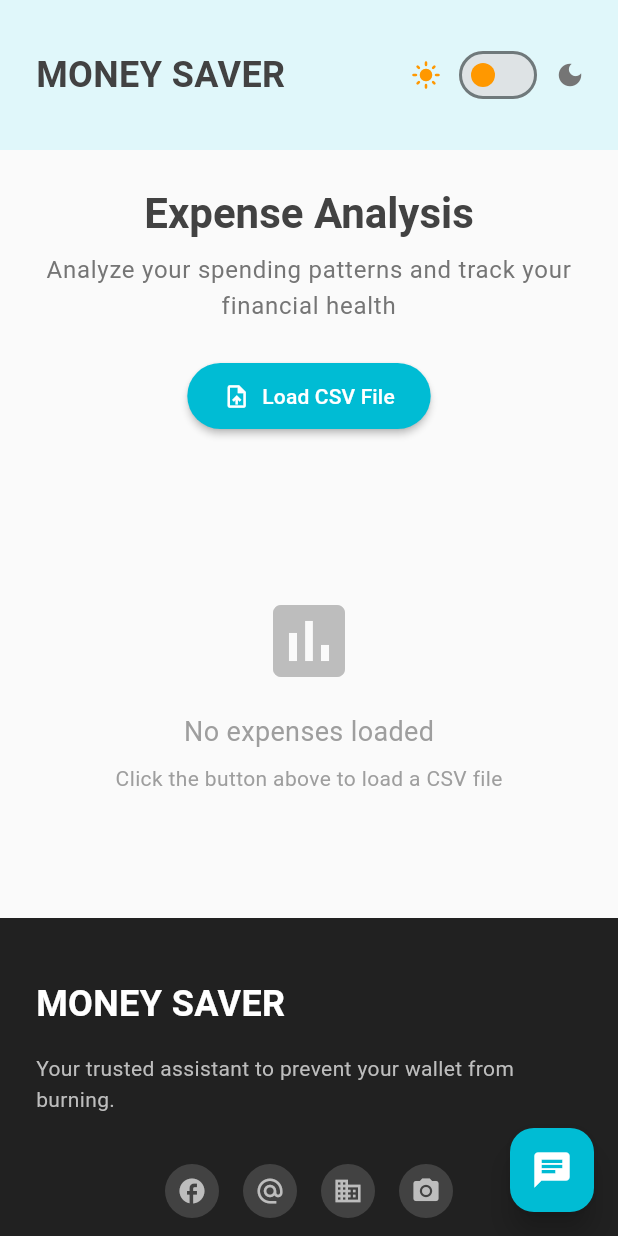
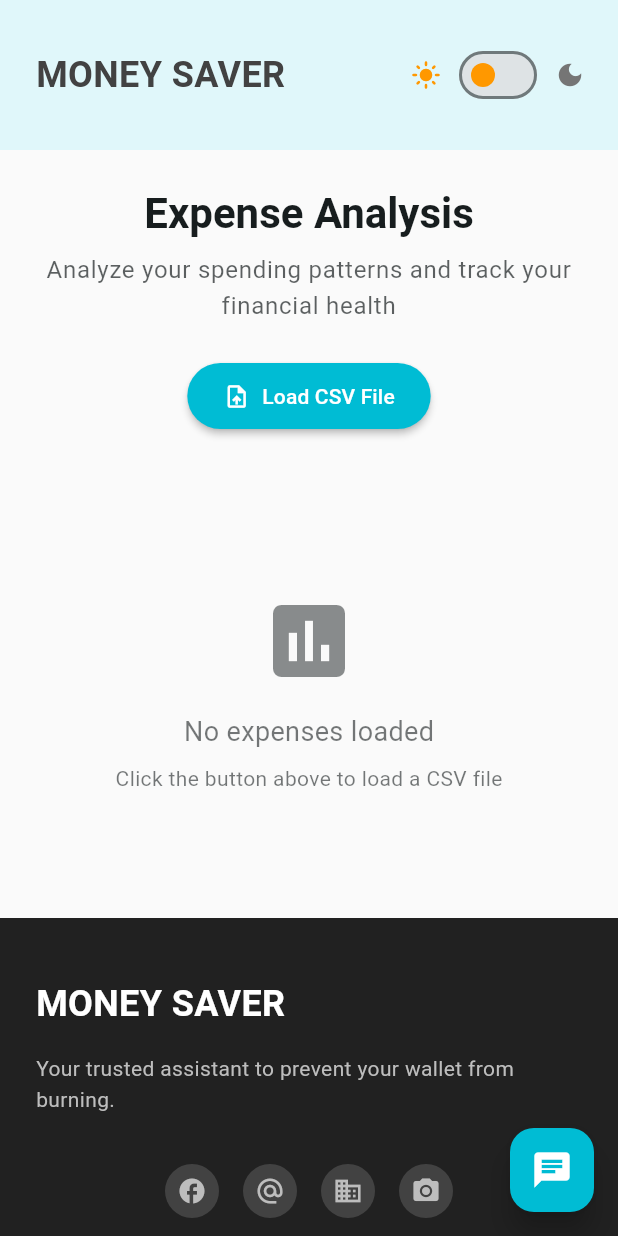
Before and after one commit to DevelopmentScientist420/flutter_practice, a Flutter app: the screen it shows after launch, on a phone screen of 412 x 824 dp. Run offline on Flutter 3.47's test engine with Material 3 defaults, Android fonts, the phone set to English and light mode, and no system bars; our stand-ins replace csv, file_picker, fl_chart; missing offline and left inert: dart:html.

Commit message:
Colors fixed and updated readme

```diff
--- a/lib/views/widgets/expense_analysis_widget.dart
+++ b/lib/views/widgets/expense_analysis_widget.dart
@@ -101,14 +101,14 @@ class _ExpenseAnalysisWidgetState extends State<ExpenseAnalysisWidget> {
             'Expense Analysis',
             style: Theme.of(context).textTheme.headlineMedium?.copyWith(
               fontWeight: FontWeight.bold,
-              color: Colors.grey[800],
+              color: Theme.of(context).colorScheme.onSurface,
             ),
           ),
           const SizedBox(height: 8),
           Text(
             'Analyze your spending patterns and track your financial health',
             style: Theme.of(context).textTheme.bodyLarge?.copyWith(
-              color: Colors.grey[600],
+              color: Theme.of(context).colorScheme.onSurface.withValues(alpha: .7),
             ),
             textAlign: TextAlign.center,
           ),
@@ -167,7 +167,7 @@ class _ExpenseAnalysisWidgetState extends State<ExpenseAnalysisWidget> {
             const SizedBox(height: 8),
             const Text(
               'Please wait while we process your file...',
-              style: TextStyle(fontSize: 14, color: Colors.grey),
+              style: TextStyle(fontSize: 14),
             ),
             const SizedBox(height: 16),
             ElevatedButton(
@@ -195,7 +195,7 @@ class _ExpenseAnalysisWidgetState extends State<ExpenseAnalysisWidget> {
             Icon(
               Icons.error_outline,
               size: 64,
-              color: Colors.red[300],
+              color: Theme.of(context).colorScheme.error,
             ),
             const SizedBox(height: 16),
             Text(
@@ -229,17 +229,23 @@ class _ExpenseAnalysisWidgetState extends State<ExpenseAnalysisWidget> {
             Icon(
               Icons.insert_chart,
               size: 64,
-              color: Colors.grey[400],
+              color: Theme.of(context).colorScheme.onSurface.withValues(alpha: .5),
             ),
             const SizedBox(height: 16),
-            const Text(
+            Text(
               'No expenses loaded',
-              style: TextStyle(fontSize: 18, color: Colors.grey),
+              style: TextStyle(
+                fontSize: 18,
+                color: Theme.of(context).colorScheme.onSurface.withValues(alpha: .6)
+              ),
             ),
             const SizedBox(height: 8),
-            const Text(
+            Text(
               'Click the button above to load a CSV file',
-              style: TextStyle(fontSize: 14, color: Colors.grey),
+              style: TextStyle(
+                fontSize: 14,
+                color: Theme.of(context).colorScheme.onSurface.withValues(alpha: .6)
+              ),
             ),
           ],
         ),
@@ -252,7 +258,19 @@ class _ExpenseAnalysisWidgetState extends State<ExpenseAnalysisWidget> {
     return SingleChildScrollView(
       child: Column(
         children: [
-          // Spending alerts widget (at the top for priority)
+          // Financial summary card (moved to top)
+          _buildSummaryCard(),
+
+          // Budget management widget (moved under summary)
+          if (_allExpenses.isNotEmpty)
+            BudgetWidget(
+              totalExpenses: _allExpenses
+                  .where((expense) => expense.amount < 0)
+                  .fold(0.0, (sum, expense) => sum + expense.amount.abs()),
+              onBudgetChanged: _onBudgetChanged,
+            ),
+
+          // Spending alerts widget
           if (_allExpenses.isNotEmpty && _monthlyExpenses.isNotEmpty)
             Padding(
               padding: const EdgeInsets.all(16),
@@ -261,18 +279,6 @@ class _ExpenseAnalysisWidgetState extends State<ExpenseAnalysisWidget> {
                 expenses: _allExpenses,
                 monthlyExpenses: _monthlyExpenses,
               ),
-            ),
-
-          // Financial summary card
-          _buildSummaryCard(),
-
-          // Budget management widget
-          if (_allExpenses.isNotEmpty)
-            BudgetWidget(
-              totalExpenses: _allExpenses
-                  .where((expense) => expense.amount < 0)
-                  .fold(0.0, (sum, expense) => sum + expense.amount.abs()),
-              onBudgetChanged: _onBudgetChanged,
             ),
 
           // Analytics section (charts and visualizations)
@@ -382,9 +388,9 @@ class _ExpenseAnalysisWidgetState extends State<ExpenseAnalysisWidget> {
         const SizedBox(height: 8),
         Text(
           title,
-          style: const TextStyle(
+          style: TextStyle(
             fontSize: 12,
-            color: Colors.grey,
+            color: Theme.of(context).colorScheme.onSurface.withValues(alpha: .6),
           ),
           textAlign: TextAlign.center,
         ),
```
Also changed, not shown: 1 other file.
